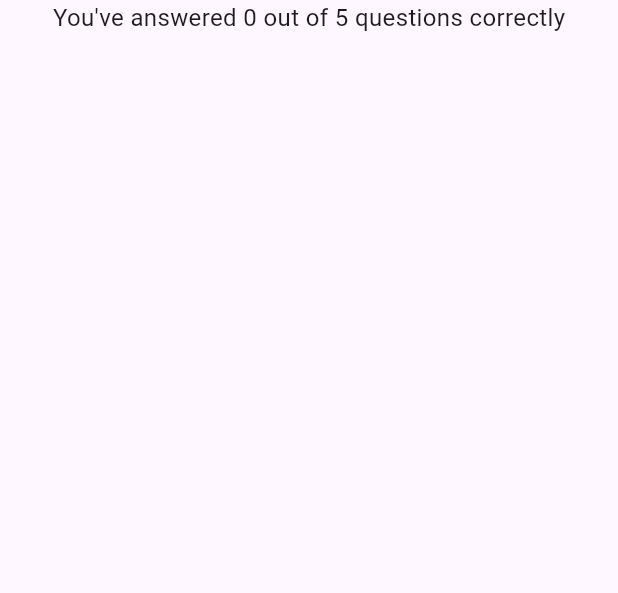
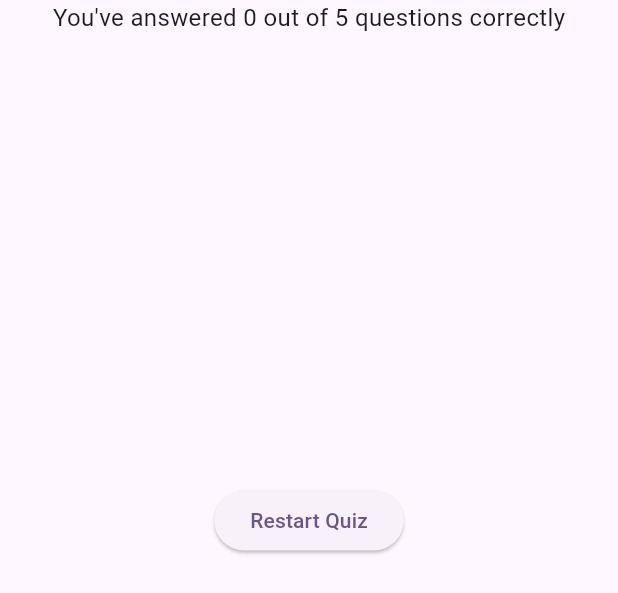
Before and after one commit to adogbeji/FlutterQuizApp2, a Flutter app: the ResultsScreen widget shown alone on an empty page, opened directly with empty values, on a phone screen of 412 x 824 dp. Shown: the top 593 px of the screen. Run offline on Flutter 3.47's test engine with Material 3 defaults, Android fonts, the phone set to English and light mode, and no system bars.

Commit message:
Add new button to results screen

```diff
--- a/lib/views/screens/results_screen.dart
+++ b/lib/views/screens/results_screen.dart
@@ -38,6 +38,10 @@ class ResultsScreen extends StatelessWidget {
             fontSize: 16,
           ),),
           QuestionSummary(summaryData),
+          ElevatedButton(
+            onPressed: () {},
+            child: const Text('Restart Quiz'),
+          ),
         ],
       ),
     );
```
